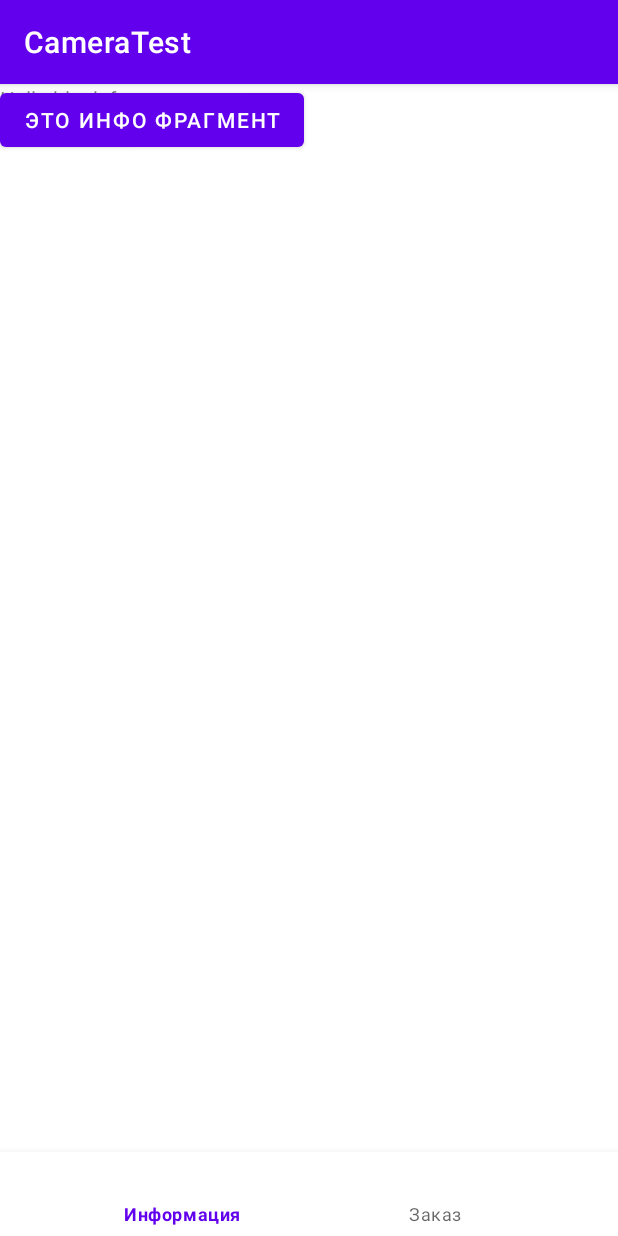
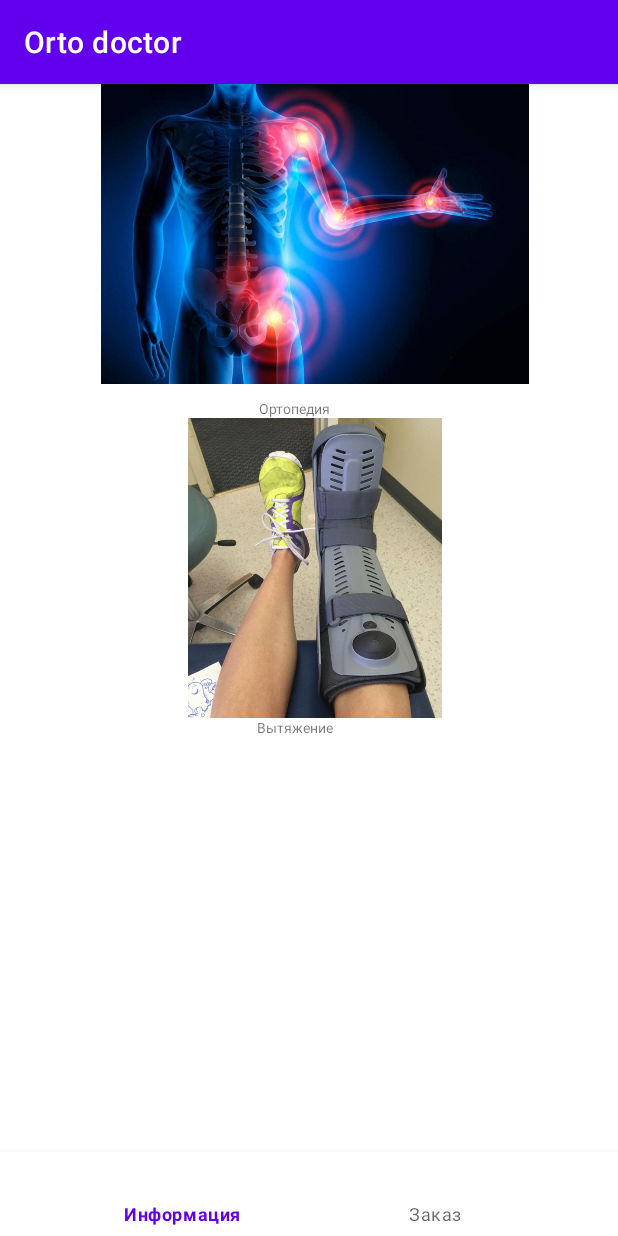
Before and after one commit to vladisemen/CameraTestKotlin, an Android app: the InfoFragment screen opened directly, with no data from a screen before it, on a phone screen of 412 x 824 dp. Run offline under Robolectric (Android 15) with nearby library versions, the phone set to English and light mode, and no system bars; pictures from the network do not load.

Commit message:
added interface to infofragment

```diff
--- a/app/src/main/java/com/example/cameratest/ui/main/InfoFragment.kt
+++ b/app/src/main/java/com/example/cameratest/ui/main/InfoFragment.kt
@@ -1,11 +1,15 @@
 package com.example.cameratest.ui.main
 
+import android.app.AlertDialog
 import android.os.Bundle
 import androidx.fragment.app.Fragment
 import android.view.LayoutInflater
 import android.view.View
 import android.view.ViewGroup
+import android.widget.Toast
 import com.example.cameratest.R
+import kotlinx.android.synthetic.main.info_fragment.*
+import kotlinx.android.synthetic.main.main_fragment.*
 
 // TODO: Rename parameter arguments, choose names that match
 // the fragment initialization parameters, e.g. ARG_ITEM_NUMBER
@@ -22,12 +26,37 @@ class InfoFragment : Fragment() {
     private var param1: String? = null
     private var param2: String? = null
 
+    override fun onActivityCreated(savedInstanceState: Bundle?) {
+        super.onActivityCreated(savedInstanceState)
+        //imageView1.setImageResource(R.drawable.ortopedicheskie_zabolevaniya)
+        imageView1.setOnClickListener {
+            setAlert(getString(R.string.info_text_1), "Ортопедия")
+
+        }
+        imageView2.setOnClickListener {
+            setAlert(getString(R.string.info_text_2),"Вытяжение")
+        }
+    }
+    fun setAlert(str:String, nameTitle:String){
+        val builder = AlertDialog.Builder(context)
+        builder.setTitle(nameTitle)
+        builder.setMessage(str)
+//builder.setPositiveButton("OK", DialogInterface.OnClickListener(function = x))
+
+        builder.setPositiveButton(android.R.string.yes) { dialog, which ->
+            Toast.makeText(context,
+                android.R.string.yes, Toast.LENGTH_SHORT).show()
+        }
+
+        builder.show()
+    }
     override fun onCreate(savedInstanceState: Bundle?) {
         super.onCreate(savedInstanceState)
         arguments?.let {
             param1 = it.getString(ARG_PARAM1)
             param2 = it.getString(ARG_PARAM2)
         }
+
     }
 
     override fun onCreateView(
--- a/app/src/main/res/layout/info_fragment.xml
+++ b/app/src/main/res/layout/info_fragment.xml
@@ -1,20 +1,59 @@
 <?xml version="1.0" encoding="utf-8"?>
-<FrameLayout xmlns:android="http://schemas.android.com/apk/res/android"
+<ScrollView xmlns:android="http://schemas.android.com/apk/res/android"
+    xmlns:app="http://schemas.android.com/apk/res-auto"
     xmlns:tools="http://schemas.android.com/tools"
+    android:id="@+id/main"
     android:layout_width="match_parent"
     android:layout_height="match_parent"
-    tools:context=".ui.main.InfoFragment">
+    tools:context=".ui.main.MainFragment"
+    android:paddingLeft="10dp"
+    android:paddingRight="30dp">
+    <androidx.constraintlayout.widget.ConstraintLayout
+        android:layout_width="match_parent"
+        android:layout_height="wrap_content"
+        >
 
-    <!-- TODO: Update blank fragment layout -->
-    <TextView
-        android:layout_width="match_parent"
-        android:layout_height="match_parent"
-        android:text="@string/hello_blank_fragment" />
+        <ImageView
+            android:id="@+id/imageView1"
+            android:layout_width="400dp"
+            android:layout_height="200dp"
+            app:layout_constraintLeft_toLeftOf ="parent"
+            app:layout_constraintTop_toTopOf ="parent"
+            android:src="@drawable/ortopedicheskie_zabolevaniya" />
+        <TextView
+            android:id="@+id/text_view_1"
+            android:layout_width="0dp"
+            android:layout_height="wrap_content"
+            android:layout_margin="10dp"
+            android:text="Ортопедия"
+            android:textSize="9sp"
+            app:layout_constraintLeft_toLeftOf="parent"
+            app:layout_constraintTop_toBottomOf="@+id/imageView1"
+            app:layout_constraintStart_toStartOf="parent"
+            app:layout_constraintEnd_toEndOf="parent"
+            android:gravity="center_horizontal"
+            />
 
-    <Button
-        android:id="@+id/button"
-        android:layout_width="wrap_content"
-        android:layout_height="wrap_content"
-        android:text="Это инфо фрагмент" />
+        <ImageView
+            android:id="@+id/imageView2"
+            android:layout_width="400dp"
+            android:layout_height="200dp"
+            app:layout_constraintLeft_toLeftOf="parent"
+            app:layout_constraintTop_toBottomOf="@+id/text_view_1"
+            android:src="@drawable/rrr" />
+        <TextView
+            android:id="@+id/text_view_2"
+            android:layout_width="0dp"
+            android:layout_height="wrap_content"
+            android:text="Вытяжение"
+            android:textSize="9sp"
+            app:layout_constraintTop_toBottomOf="@+id/imageView2"
+            app:layout_constraintStart_toStartOf="parent"
+            app:layout_constraintEnd_toEndOf="parent"
+            android:gravity="center_horizontal" />
 
-</FrameLayout>
+
+    </androidx.constraintlayout.widget.ConstraintLayout>
+
+
+</ScrollView>
--- a/app/src/main/res/layout/main_fragment.xml
+++ b/app/src/main/res/layout/main_fragment.xml
@@ -51,6 +51,7 @@
                 android:layout_height="wrap_content"
                 app:layout_constraintTop_toBottomOf="@+id/button_delete"
                 android:text="Открыть галерею" />
+
             <ImageView
                 android:id="@+id/imageView"
                 android:adjustViewBounds="true"
@@ -60,12 +61,7 @@
                 app:layout_constraintStart_toStartOf="parent"
                 app:layout_constraintEnd_toEndOf="parent"
                 android:contentDescription="@string/this_is_imageview" />
-            <TextView
-                android:id="@+id/textView1"
-                android:layout_width="match_parent"
-                android:layout_height="wrap_content"
-                app:layout_constraintTop_toBottomOf="@+id/imageView"
-                android:text="TextView" />
+
 
 
 
--- a/app/src/main/res/values/strings.xml
+++ b/app/src/main/res/values/strings.xml
@@ -1,9 +1,14 @@
 <resources>
-    <string name="app_name">CameraTest</string>
+    <string name="app_name">Orto doctor</string>
     <string name="this_is_imageview" />
     <string name="delete_photo">Фото удалено</string>
     <string name="text_label_1">Информация</string>
     <string name="text_label_2">Заказ</string>
     <!-- TODO: Remove or change this placeholder text -->
     <string name="hello_blank_fragment">Hello blank fragment</string>
+    <string name="info_text_1">Ортопедия активно развивается, специалисты проводят комплексное лечение патологий опорно-двигательного аппарата, включая различные деформации конечностей. Специалисты успешно справляются с деформациями ног у детей, патологиями суставов посредством атравматичных методик и манипуляций. Травматологи-ортопеды активно разрабатывают новые способы восстановления здоровья позвоночника и суставов.</string>
+    <string name="info_text_2" >Вытяжение — один из методов лечения деформации нижних конечностей. Крайне важно как можно раньше обнаружить признаки заболевания. В раннем детском возрасте подобные патологии легко поддаются коррекции и способны исчезать без выраженного косметического дефекта и проблем с самооценкой в дальнейшем.
+
+Также специалисты применяют методы Илизарова или Тейлора, проводят остеосинтез. </string>
+
 </resources>
```
Also changed, not shown: app/src/main/res/drawable/ortopedicheskie_zabolevaniya.png (added), app/src/main/res/drawable/rrr.png (added).
